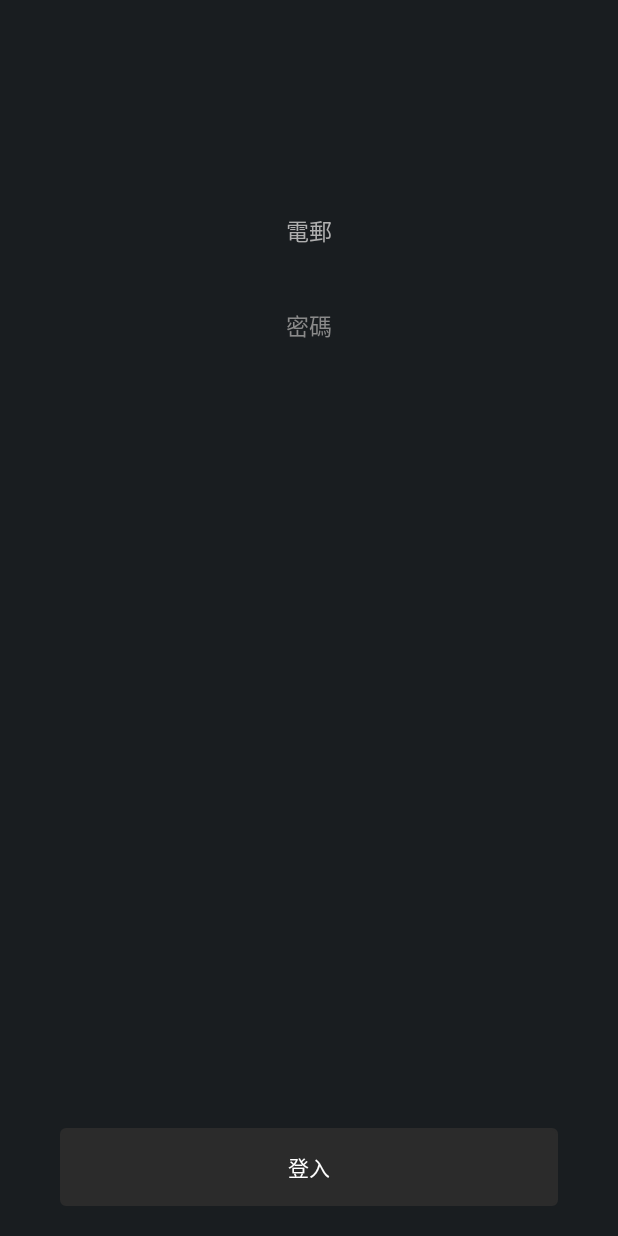
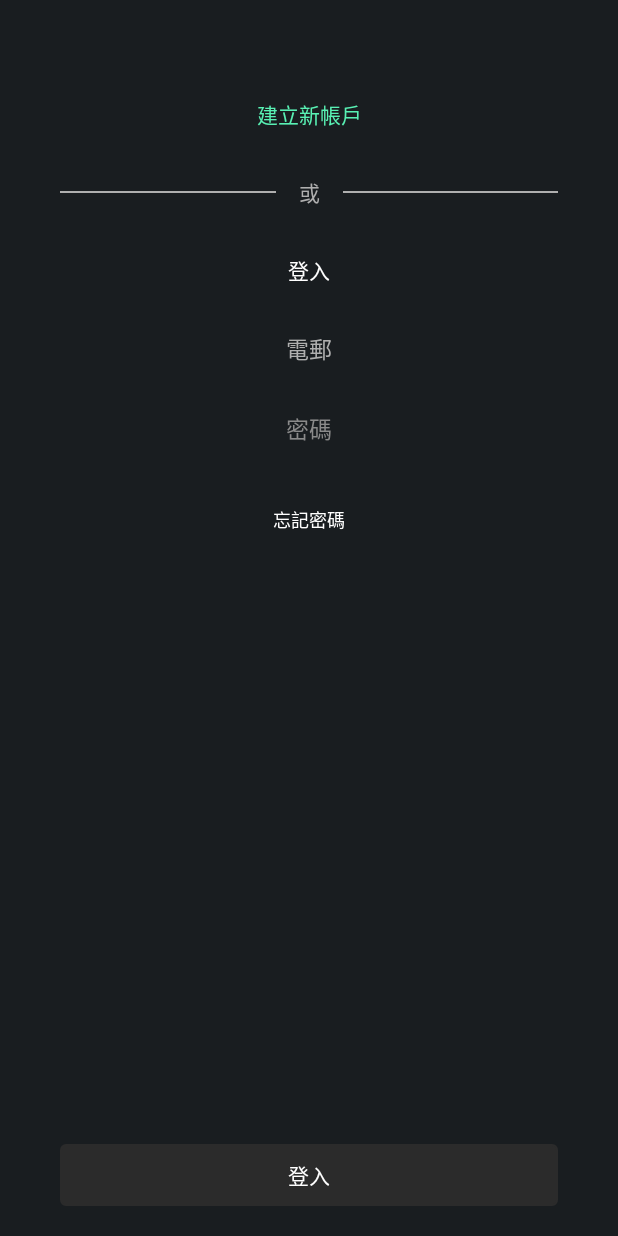
Before and after one commit to laibi0923/Receipt, an Android app: the layout x001_login_main.xml on its own in the app's theme, with its tools: preview values and no code run, on a phone screen of 412 x 824 dp. Run offline under Robolectric (Android 15) with nearby library versions, the phone set to English and light mode, and no system bars.

Commit message:
Update on 16 Feb 2019

```diff
--- a/app/src/main/res/layout/a001_record_main.xml
+++ b/app/src/main/res/layout/a001_record_main.xml
@@ -452,8 +452,8 @@
 			android:padding="10dp">
 
 			<ImageView
-				android:layout_width="25dp"
-				android:layout_height="25dp"
+				android:layout_width="20dp"
+				android:layout_height="20dp"
 				android:src="@mipmap/ic_back_btn"
 				android:tint="@color/text_color_1" />
 
--- a/app/src/main/res/layout/x001_login_main.xml
+++ b/app/src/main/res/layout/x001_login_main.xml
@@ -16,53 +16,105 @@
 		android:gravity="center">
 
 		<ImageView
+			android:layout_width="100dp"
+			android:layout_height="100dp"
+			android:layout_marginTop="10dp"
+			android:src="@mipmap/ic_calendar_mark"
+			android:tint="@color/text_color_1"
+			android:visibility="gone"/>
+
+		<TextView
+			android:layout_width="wrap_content"
 			android:layout_height="wrap_content"
-			android:layout_width="wrap_content"
-			android:src="@android:drawable/ic_delete"
-			android:layout_margin="50dp"
-			android:visibility="invisible"/>
+			android:padding="15dp"
+			android:text="Error Message"
+            android:visibility="invisible"
+			android:textColor="#f23f3f" />
+
+		<TextView
+			android:layout_width="match_parent"
+			android:layout_height="wrap_content"
+			android:gravity="center"
+			android:padding="15dp"
+			android:text="建立新帳戶"
+			android:textColor="@color/colorAccent" />
+
+		<LinearLayout
+			android:layout_width="match_parent"
+			android:layout_height="wrap_content"
+			android:gravity="center"
+			android:orientation="horizontal">
+
+			<View
+				android:layout_width="match_parent"
+				android:layout_height="1dp"
+				android:layout_weight="0.5"
+				android:background="#AFAFAF" />
+
+			<TextView
+				android:layout_width="wrap_content"
+				android:layout_height="wrap_content"
+				android:padding="15dp"
+				android:text="或"
+				android:textColor="#AFAFAF" />
+
+			<View
+				android:layout_width="match_parent"
+				android:layout_height="1dp"
+				android:layout_weight="0.5"
+				android:background="#AFAFAF" />
+
+		</LinearLayout>
+
+		<TextView
+			android:layout_width="match_parent"
+			android:layout_height="wrap_content"
+			android:layout_marginTop="5dp"
+			android:gravity="center"
+			android:padding="10dp"
+			android:text="登入"
+			android:textColor="@color/text_color_1" />
 
 		<EditText
+			android:layout_width="match_parent"
 			android:layout_height="wrap_content"
-			android:layout_width="match_parent"
+			android:layout_marginTop="10dp"
 			android:background="@android:color/transparent"
 			android:ems="10"
+			android:gravity="center"
 			android:hint="電郵"
 			android:padding="10dp"
-			android:layout_marginBottom="10dp"
+			android:singleLine="true"
+			android:textColor="#FFFFFF"
 			android:textColorHint="#AFAFAF"
-			android:gravity="center"
-			android:textColor="#FFFFFF"
-			android:singleLine="true"
-			android:textSize="15sp"/>
-
-		<View
-			android:background="?android:attr/dividerVertical"
-			android:layout_height="1dp"
-			android:layout_width="match_parent"
-			android:visibility="gone"/>
+			android:textSize="15sp" />
 
 		<EditText
+			android:layout_width="match_parent"
 			android:layout_height="wrap_content"
-			android:layout_width="match_parent"
+			android:layout_marginTop="10dp"
+			android:layout_marginBottom="10dp"
 			android:background="@android:color/transparent"
 			android:ems="10"
+			android:gravity="center"
+			android:hint="密碼"
+			android:inputType="textPassword"
 			android:padding="10dp"
-			android:hint="密碼"
+			android:singleLine="true"
+			android:textColor="#FFFFFF"
+			android:textColorHint="#8A8A8A"
+			android:textSize="15sp" />
+
+		<TextView
+			android:layout_width="match_parent"
+			android:layout_height="wrap_content"
 			android:layout_marginTop="10dp"
 			android:layout_marginBottom="10dp"
-			android:textColorHint="#8A8A8A"
 			android:gravity="center"
-			android:textColor="#FFFFFF"
-			android:singleLine="true"
-			android:inputType="textPassword"
-			android:textSize="15sp"/>
-
-		<View
-			android:background="?android:attr/dividerVertical"
-			android:layout_height="1dp"
-			android:layout_width="match_parent"
-			android:visibility="gone"/>
+			android:padding="10dp"
+			android:text="忘記密碼"
+			android:textColor="@color/text_color_1"
+			android:textSize="12sp" />
 
 	</LinearLayout>
 
@@ -71,7 +123,7 @@
 		android:layout_width="match_parent"
 		android:orientation="horizontal"
 		android:gravity="center"
-		android:padding="15dp"
+		android:padding="10dp"
 		android:background="@drawable/a002_btn_normal_style"
 		android:layout_marginTop="10dp"
 		android:id="@+id/loginsubmit_btn"
@@ -87,30 +139,5 @@
 
 	</LinearLayout>
 
-	<LinearLayout
-		android:layout_height="wrap_content"
-		android:layout_width="match_parent"
-		android:orientation="horizontal"
-		android:layout_alignParentBottom="true">
-
-		<LinearLayout
-			android:layout_height="wrap_content"
-			android:layout_width="match_parent"
-			android:orientation="horizontal"
-			android:gravity="center"
-			android:padding="15dp"
-			android:layout_marginBottom="20dp"
-			android:visibility="gone">
-
-			<TextView
-				android:layout_height="wrap_content"
-				android:layout_width="wrap_content"
-				android:text="新帳戶"
-				android:gravity="center"
-				android:textColor="#FFFFFF"/>
-
-		</LinearLayout>
-
-	</LinearLayout>
 
 </RelativeLayout>
```
Also changed, not shown: app/src/main/AndroidManifest.xml (+15 -2 lines), app/src/main/java/com/example/lpc/receipt/Public/Calendar_Selecter.java (+14 -0 lines), app/src/main/java/com/example/lpc/receipt/Public/Change_Date.java (+4 -3 lines), app/src/main/java/com/example/lpc/receipt/Review/Review_Item_Adapter.java (+11 -0 lines), app/src/main/res/layout/b003_review_calendar.xml (+25 -5 lines).
